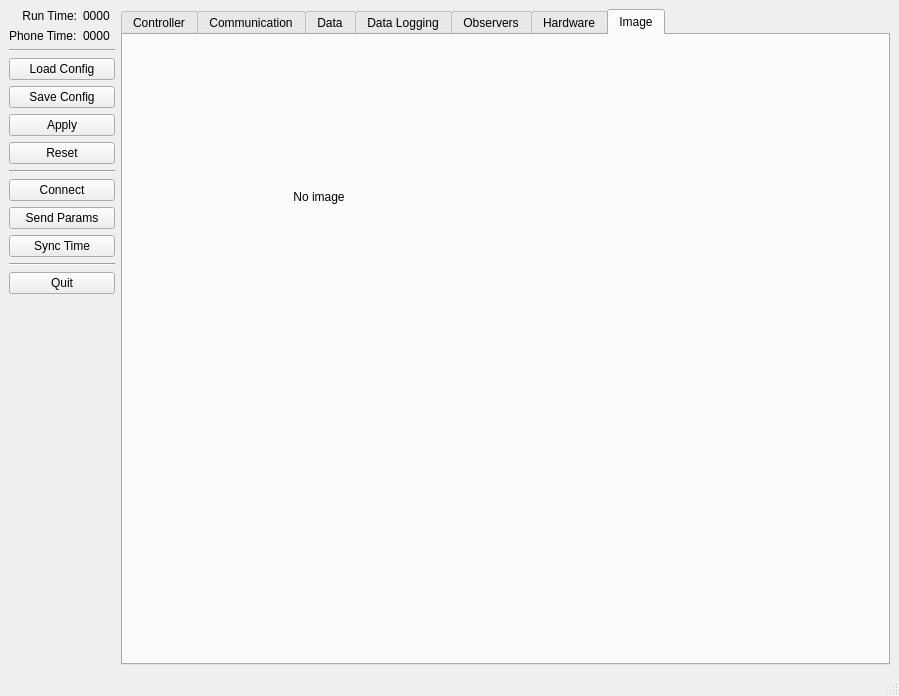
Above: Leash/src/Leash.ui from ryan0270/quadrover before the change. Below: the same form after it.
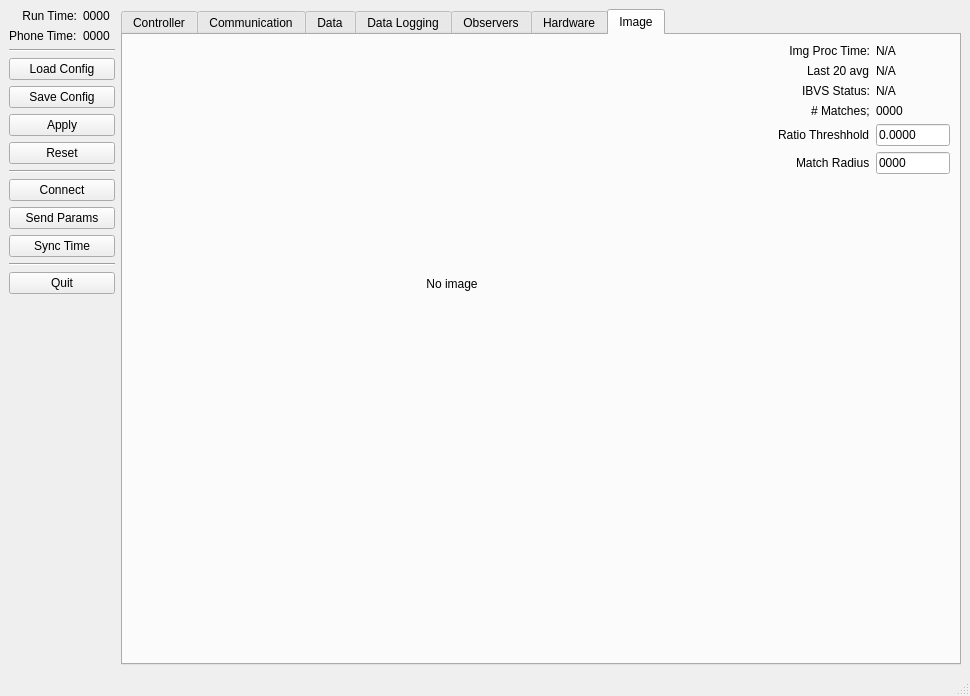
That is the form after the change. The open tabs and pages were chosen to show the change.

Commit message: Sending vision parameters from Leash to Rover. Still get some crashes at cv::normHamming

What changed in the file:
```diff
--- a/Leash/src/Leash.ui
+++ b/Leash/src/Leash.ui
@@ -6,7 +6,7 @@
    <rect>
     <x>0</x>
     <y>0</y>
-    <width>899</width>
+    <width>970</width>
     <height>696</height>
    </rect>
   </property>
@@ -720,23 +720,6 @@
               </property>
              </widget>
             </item>
-            <item row="0" column="2">
-             <widget class="QLabel" name="lblChad_2">
-              <property name="text">
-               <string>Img Proc Time:</string>
-              </property>
-              <property name="alignment">
-               <set>Qt::AlignRight|Qt::AlignTrailing|Qt::AlignVCenter</set>
-              </property>
-             </widget>
-            </item>
-            <item row="0" column="3">
-             <widget class="QLabel" name="lblImgProcTime">
-              <property name="text">
-               <string>N/A</string>
-              </property>
-             </widget>
-            </item>
             <item row="1" column="0">
              <widget class="QLabel" name="lblChad_3">
               <property name="text">
@@ -755,21 +738,14 @@
              </widget>
             </item>
             <item row="1" column="2">
-             <widget class="QLabel" name="lblChad_4">
-              <property name="text">
-               <string>IBVS Status:</string>
+             <spacer name="horizontalSpacer_12">
+              <property name="orientation">
+               <enum>Qt::Horizontal</enum>
               </property>
               <property name="alignment">
                <set>Qt::AlignRight|Qt::AlignTrailing|Qt::AlignVCenter</set>
               </property>
-             </widget>
-            </item>
-            <item row="1" column="3">
-             <widget class="QLabel" name="lblIbvsStatus">
-              <property name="text">
-               <string>N/A</string>
-              </property>
-             </widget>
+             </spacer>
             </item>
            </layout>
           </item>
@@ -2381,8 +2357,8 @@
        <attribute name="title">
         <string>Image</string>
        </attribute>
-       <layout class="QGridLayout" name="gridLayout_23">
-        <item row="0" column="0">
+       <layout class="QGridLayout" name="gridLayout_11">
+        <item row="0" column="0" rowspan="3">
          <widget class="QLabel" name="lblImageDisplay">
           <property name="sizePolicy">
            <sizepolicy hsizetype="Expanding" vsizetype="Expanding">
@@ -2390,6 +2366,24 @@
             <verstretch>0</verstretch>
            </sizepolicy>
           </property>
+          <property name="minimumSize">
+           <size>
+            <width>640</width>
+            <height>480</height>
+           </size>
+          </property>
+          <property name="maximumSize">
+           <size>
+            <width>640</width>
+            <height>480</height>
+           </size>
+          </property>
+          <property name="sizeIncrement">
+           <size>
+            <width>0</width>
+            <height>0</height>
+           </size>
+          </property>
           <property name="baseSize">
            <size>
             <width>320</width>
@@ -2405,19 +2399,165 @@
          </widget>
         </item>
         <item row="0" column="1">
-         <spacer name="horizontalSpacer_17">
+         <layout class="QFormLayout" name="formLayout_5">
+          <property name="labelAlignment">
+           <set>Qt::AlignRight|Qt::AlignTrailing|Qt::AlignVCenter</set>
+          </property>
+          <item row="1" column="0">
+           <widget class="QLabel" name="lblChad_2">
+            <property name="text">
+             <string>Img Proc Time:</string>
+            </property>
+            <property name="alignment">
+             <set>Qt::AlignRight|Qt::AlignTrailing|Qt::AlignVCenter</set>
+            </property>
+           </widget>
+          </item>
+          <item row="1" column="1">
+           <widget class="QLabel" name="lblImgProcTime">
+            <property name="text">
+             <string>N/A</string>
+            </property>
+           </widget>
+          </item>
+          <item row="3" column="0">
+           <widget class="QLabel" name="lblChad_4">
+            <property name="text">
+             <string>IBVS Status:</string>
+            </property>
+            <property name="alignment">
+             <set>Qt::AlignRight|Qt::AlignTrailing|Qt::AlignVCenter</set>
+            </property>
+           </widget>
+          </item>
+          <item row="3" column="1">
+           <widget class="QLabel" name="lblIbvsStatus">
+            <property name="text">
+             <string>N/A</string>
+            </property>
+           </widget>
+          </item>
+          <item row="5" column="1">
+           <widget class="QLineEdit" name="txtRatioThreshold">
+            <property name="minimumSize">
+             <size>
+              <width>39</width>
+              <height>20</height>
+             </size>
+            </property>
+            <property name="maximumSize">
+             <size>
+              <width>100</width>
+              <height>100</height>
+             </size>
+            </property>
+            <property name="text">
+             <string>0.0000</string>
+            </property>
+           </widget>
+          </item>
+          <item row="5" column="0">
+           <widget class="QLabel" name="label_17">
+            <property name="text">
+             <string>Ratio Threshhold</string>
+            </property>
+           </widget>
+          </item>
+          <item row="6" column="0">
+           <widget class="QLabel" name="label_21">
+            <property name="text">
+             <string>Match Radius</string>
+            </property>
+           </widget>
+          </item>
+          <item row="6" column="1">
+           <widget class="QLineEdit" name="txtMatchRadius">
+            <property name="minimumSize">
+             <size>
+              <width>39</width>
+              <height>20</height>
+             </size>
+            </property>
+            <property name="maximumSize">
+             <size>
+              <width>100</width>
+              <height>100</height>
+             </size>
+            </property>
+            <property name="text">
+             <string>0000</string>
+            </property>
+           </widget>
+          </item>
+          <item row="4" column="0">
+           <widget class="QLabel" name="label_15">
+            <property name="text">
+             <string># Matches;</string>
+            </property>
+           </widget>
+          </item>
+          <item row="4" column="1">
+           <widget class="QLabel" name="lblNumFeatureMatches">
+            <property name="minimumSize">
+             <size>
+              <width>32</width>
+              <height>14</height>
+             </size>
+            </property>
+            <property name="maximumSize">
+             <size>
+              <width>32</width>
+              <height>14</height>
+             </size>
+            </property>
+            <property name="text">
+             <string>0000</string>
+            </property>
+           </widget>
+          </item>
+          <item row="2" column="0">
+           <widget class="QLabel" name="label_16">
+            <property name="text">
+             <string>Last 20 avg</string>
+            </property>
+           </widget>
+          </item>
+          <item row="2" column="1">
+           <widget class="QLabel" name="lblImgProcTimeAvg">
+            <property name="text">
+             <string>N/A</string>
+            </property>
+           </widget>
+          </item>
+         </layout>
+        </item>
+        <item row="1" column="2">
+         <spacer name="horizontalSpacer_13">
           <property name="orientation">
            <enum>Qt::Horizontal</enum>
           </property>
           <property name="sizeHint" stdset="0">
            <size>
-            <width>361</width>
+            <width>19</width>
             <height>20</height>
            </size>
           </property>
          </spacer>
         </item>
-        <item row="1" column="0">
+        <item row="2" column="1">
+         <spacer name="verticalSpacer_12">
+          <property name="orientation">
+           <enum>Qt::Vertical</enum>
+          </property>
+          <property name="sizeHint" stdset="0">
+           <size>
+            <width>20</width>
+            <height>219</height>
+           </size>
+          </property>
+         </spacer>
+        </item>
+        <item row="3" column="0">
          <spacer name="verticalSpacer_20">
           <property name="orientation">
            <enum>Qt::Vertical</enum>
```
Left out of the diff: 41 changed lines with no effect on the pictures. The commit also changes 20 other files.
